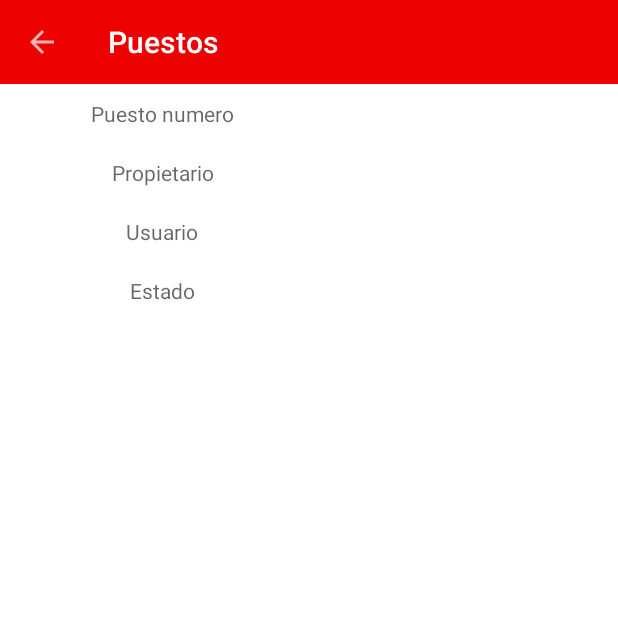
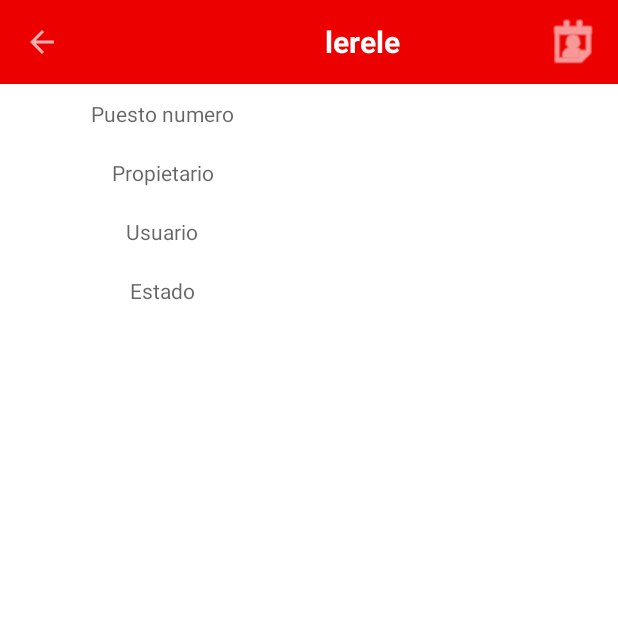
Before and after one commit to ccasanoval/PuestosSan, an Android app: the OwnWorkstationActivity screen opened directly, with no data from a screen before it, on a phone screen of 412 x 824 dp, the top half of it. Run offline under Robolectric (Android 15) with nearby library versions, the phone set to English and light mode, and no system bars; our stand-ins replace Firebase (no records; nobody signed in at launch, a user with empty details on screens opened directly); 2 statements that could not run were skipped.

Commit message:
Toolbar calendar

```diff
--- a/app/src/main/res/layout/activity_own_workstation.xml
+++ b/app/src/main/res/layout/activity_own_workstation.xml
@@ -12,7 +12,31 @@
         android:layout_width="match_parent"
         android:layout_height="?attr/actionBarSize"
         android:background="@color/colorPrimary"
-        android:theme="@style/ThemeOverlay.AppCompat.Dark" />
+        android:theme="@style/ThemeOverlay.AppCompat.Dark">
+
+        <RelativeLayout
+            android:layout_width="match_parent"
+            android:layout_height="match_parent">
+            <TextView
+                android:layout_width="wrap_content"
+                android:layout_height="wrap_content"
+                android:textColor="@android:color/white"
+                android:text="lerele"
+                android:textStyle="bold"
+                android:textSize="20sp"
+                android:layout_centerInParent="true"/>
+
+            <ImageView
+                android:layout_width="40dp"
+                android:layout_height="40dp"
+                android:layout_centerVertical="true"
+                android:layout_alignParentRight="true"
+                android:layout_marginRight="10dp"
+                android:src="@android:drawable/ic_menu_my_calendar"
+                android:tint="@android:color/white"
+                />
+        </RelativeLayout>
+    </android.support.v7.widget.Toolbar>
 
     <LinearLayout
         android:layout_width="match_parent"
```
